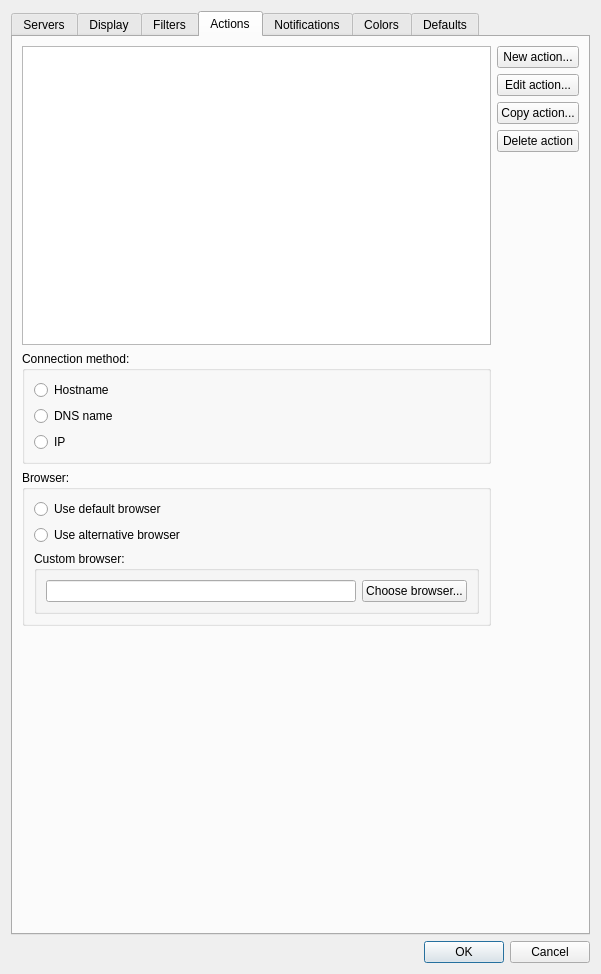
Old version of the form Nagstamon/QUI/settings_main.ui in the repository HenriWahl/Nagstamon.
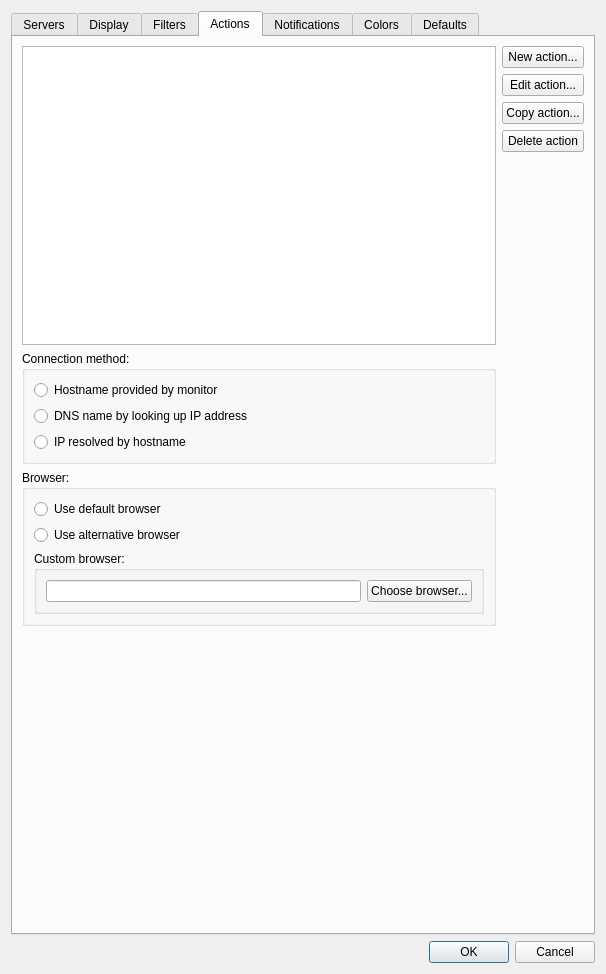
New version of the form. The open tabs and pages were chosen to show the change.

Commit message: more detailed host connection action description https://github.com/HenriWahl/Nagstamon/issues/280

Patch:
```diff
--- a/Nagstamon/QUI/settings_main.ui
+++ b/Nagstamon/QUI/settings_main.ui
@@ -7,7 +7,7 @@
    <rect>
     <x>0</x>
     <y>0</y>
-    <width>601</width>
+    <width>606</width>
     <height>974</height>
    </rect>
   </property>
@@ -787,21 +787,21 @@
           <item>
            <widget class="QRadioButton" name="input_radiobutton_connect_by_host">
             <property name="text">
-             <string>Hostname</string>
+             <string>Hostname provided by monitor</string>
             </property>
            </widget>
           </item>
           <item>
            <widget class="QRadioButton" name="input_radiobutton_connect_by_dns">
             <property name="text">
-             <string>DNS name</string>
+             <string>DNS name by looking up IP address</string>
             </property>
            </widget>
           </item>
           <item>
            <widget class="QRadioButton" name="input_radiobutton_connect_by_ip">
             <property name="text">
-             <string>IP</string>
+             <string>IP resolved by hostname</string>
             </property>
            </widget>
           </item>
```
Left out of the diff: 2 changed lines with no effect on the pictures. The commit also changes 2 other files.
